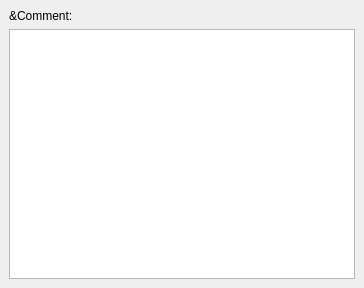
Above: cokoon/PyCokoonEditor/src/edit_comment.ui from mathieujobin/kde-playground-artwork before the change. Below: the same form after it.
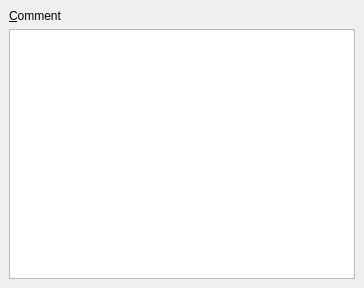
That is the form after the change.

Diff of the .ui file:
```diff
--- a/cokoon/PyCokoonEditor/src/edit_comment.ui
+++ b/cokoon/PyCokoonEditor/src/edit_comment.ui
@@ -22,7 +22,10 @@
    <item row="0" column="0" >
     <widget class="QLabel" name="label" >
      <property name="text" >
-      <string>&amp;Comment:</string>
+      <string>&amp;Comment</string>
+     </property>
+     <property name="buddy" >
+      <cstring>comment</cstring>
      </property>
     </widget>
    </item>
```
